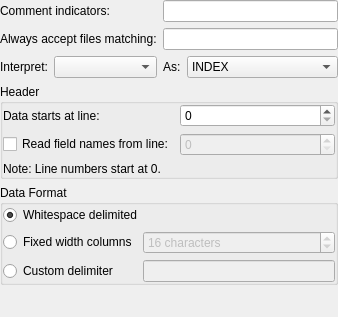
Above: src/datasources/ascii/asciiconfig.ui from Kst-plot/kst before the change. Below: the same form after it.
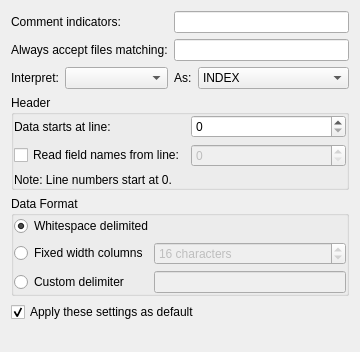
That is the form after the change.

Commit message: Add reworked config saving for ascii plugin including global default flag / setting. Fix loading of .kst with ascii settings when file information is not in settings.

The edit to the form file:
```diff
--- a/src/datasources/ascii/asciiconfig.ui
+++ b/src/datasources/ascii/asciiconfig.ui
@@ -1,32 +1,20 @@
 <ui version="4.0" >
  <class>AsciiConfig</class>
- <widget class="QWidget" name="AsciiConfig" >
-  <property name="geometry" >
+ <widget class="QWidget" name="AsciiConfig">
+  <property name="geometry">
    <rect>
     <x>0</x>
     <y>0</y>
-    <width>338</width>
-    <height>317</height>
+    <width>356</width>
+    <height>352</height>
    </rect>
   </property>
-  <layout class="QVBoxLayout" >
-   <property name="leftMargin" >
-    <number>0</number>
-   </property>
-   <property name="topMargin" >
-    <number>0</number>
-   </property>
-   <property name="rightMargin" >
-    <number>0</number>
-   </property>
-   <property name="bottomMargin" >
-    <number>0</number>
-   </property>
+  <layout class="QVBoxLayout" name="verticalLayout">
    <item>
-    <layout class="QGridLayout" >
-     <item row="0" column="0" >
-      <widget class="QLabel" name="textLabel1" >
-       <property name="text" >
+    <layout class="QGridLayout">
+     <item row="0" column="0">
+      <widget class="QLabel" name="textLabel1">
+       <property name="text">
         <string>Comment indicators:</string>
        </property>
        <property name="wordWrap" >
@@ -37,12 +25,12 @@
        </property>
       </widget>
      </item>
-     <item row="0" column="1" >
-      <widget class="QLineEdit" name="_delimiters" />
+     <item row="0" column="1">
+      <widget class="QLineEdit" name="_delimiters"/>
      </item>
-     <item row="1" column="0" >
-      <widget class="QLabel" name="textLabel1_2" >
-       <property name="text" >
+     <item row="1" column="0">
+      <widget class="QLabel" name="textLabel1_2">
+       <property name="text">
         <string>Always accept files matching:</string>
        </property>
        <property name="wordWrap" >
@@ -50,14 +38,14 @@
        </property>
       </widget>
      </item>
-     <item row="1" column="1" >
-      <widget class="QLineEdit" name="_fileNamePattern" />
+     <item row="1" column="1">
+      <widget class="QLineEdit" name="_fileNamePattern"/>
      </item>
-     <item row="2" column="0" >
-      <layout class="QHBoxLayout" >
+     <item row="2" column="0">
+      <layout class="QHBoxLayout">
        <item>
-        <widget class="QLabel" name="_indexVectorLabel" >
-         <property name="text" >
+        <widget class="QLabel" name="_indexVectorLabel">
+         <property name="text">
           <string>Interpret:</string>
          </property>
          <property name="wordWrap" >
@@ -69,9 +57,9 @@
         </widget>
        </item>
        <item>
-        <widget class="QComboBox" name="_indexVector" >
-         <property name="sizePolicy" >
-          <sizepolicy vsizetype="Fixed" hsizetype="Minimum" >
+        <widget class="QComboBox" name="_indexVector">
+         <property name="sizePolicy">
+          <sizepolicy hsizetype="Minimum" vsizetype="Fixed">
            <horstretch>1</horstretch>
            <verstretch>0</verstretch>
           </sizepolicy>
@@ -80,11 +68,11 @@
        </item>
       </layout>
      </item>
-     <item row="2" column="1" >
-      <layout class="QHBoxLayout" >
+     <item row="2" column="1">
+      <layout class="QHBoxLayout">
        <item>
-        <widget class="QLabel" name="_indexTypeLabel" >
-         <property name="text" >
+        <widget class="QLabel" name="_indexTypeLabel">
+         <property name="text">
           <string>As:</string>
          </property>
          <property name="wordWrap" >
@@ -96,9 +84,9 @@
         </widget>
        </item>
        <item>
-        <widget class="QComboBox" name="_indexType" >
-         <property name="sizePolicy" >
-          <sizepolicy vsizetype="Fixed" hsizetype="Minimum" >
+        <widget class="QComboBox" name="_indexType">
+         <property name="sizePolicy">
+          <sizepolicy hsizetype="Minimum" vsizetype="Fixed">
            <horstretch>1</horstretch>
            <verstretch>0</verstretch>
           </sizepolicy>
@@ -125,29 +113,20 @@
     </layout>
    </item>
    <item>
-    <widget class="QGroupBox" name="buttonGroup2" >
-     <property name="title" >
+    <widget class="QGroupBox" name="buttonGroup2">
+     <property name="title">
       <string>Header</string>
      </property>
-     <layout class="QHBoxLayout" >
-      <property name="leftMargin" >
-       <number>0</number>
-      </property>
-      <property name="topMargin" >
-       <number>0</number>
-      </property>
-      <property name="rightMargin" >
-       <number>0</number>
-      </property>
-      <property name="bottomMargin" >
+     <layout class="QHBoxLayout">
+      <property name="margin">
        <number>0</number>
       </property>
       <item>
-       <layout class="QGridLayout" >
-        <item row="0" column="0" >
-         <widget class="QLabel" name="textLabel1_3" >
-          <property name="sizePolicy" >
-           <sizepolicy vsizetype="Preferred" hsizetype="Preferred" >
+       <layout class="QGridLayout">
+        <item row="0" column="0">
+         <widget class="QLabel" name="textLabel1_3">
+          <property name="sizePolicy">
+           <sizepolicy hsizetype="Preferred" vsizetype="Preferred">
             <horstretch>3</horstretch>
             <verstretch>0</verstretch>
            </sizepolicy>
@@ -163,10 +142,10 @@
           </property>
          </widget>
         </item>
-        <item row="0" column="1" >
-         <widget class="QSpinBox" name="_startLine" >
-          <property name="sizePolicy" >
-           <sizepolicy vsizetype="Fixed" hsizetype="Minimum" >
+        <item row="0" column="1">
+         <widget class="QSpinBox" name="_startLine">
+          <property name="sizePolicy">
+           <sizepolicy hsizetype="Minimum" vsizetype="Fixed">
             <horstretch>2</horstretch>
             <verstretch>0</verstretch>
            </sizepolicy>
@@ -176,16 +155,16 @@
           </property>
          </widget>
         </item>
-        <item row="1" column="0" >
-         <widget class="QCheckBox" name="_readFields" >
-          <property name="text" >
+        <item row="1" column="0">
+         <widget class="QCheckBox" name="_readFields">
+          <property name="text">
            <string>Read field names from line:</string>
           </property>
          </widget>
         </item>
-        <item row="1" column="1" >
-         <widget class="QSpinBox" name="_fieldsLine" >
-          <property name="enabled" >
+        <item row="1" column="1">
+         <widget class="QSpinBox" name="_fieldsLine">
+          <property name="enabled">
            <bool>false</bool>
           </property>
           <property name="sizePolicy" >
@@ -199,10 +178,10 @@
           </property>
          </widget>
         </item>
-        <item row="2" column="0" colspan="2" >
-         <widget class="QLabel" name="textLabel1_9" >
-          <property name="sizePolicy" >
-           <sizepolicy vsizetype="Preferred" hsizetype="Preferred" >
+        <item row="2" column="0" colspan="2">
+         <widget class="QLabel" name="textLabel1_9">
+          <property name="sizePolicy">
+           <sizepolicy hsizetype="Preferred" vsizetype="Preferred">
             <horstretch>3</horstretch>
             <verstretch>0</verstretch>
            </sizepolicy>
@@ -221,28 +200,19 @@
     </widget>
    </item>
    <item>
-    <widget class="QGroupBox" name="buttonGroup1" >
-     <property name="title" >
+    <widget class="QGroupBox" name="buttonGroup1">
+     <property name="title">
       <string>Data Format</string>
      </property>
-     <layout class="QHBoxLayout" >
-      <property name="leftMargin" >
-       <number>0</number>
-      </property>
-      <property name="topMargin" >
-       <number>0</number>
-      </property>
-      <property name="rightMargin" >
-       <number>0</number>
-      </property>
-      <property name="bottomMargin" >
+     <layout class="QHBoxLayout">
+      <property name="margin">
        <number>0</number>
       </property>
       <item>
-       <layout class="QGridLayout" >
-        <item row="0" column="0" colspan="2" >
-         <widget class="QRadioButton" name="_whitespace" >
-          <property name="text" >
+       <layout class="QGridLayout">
+        <item row="0" column="0" colspan="2">
+         <widget class="QRadioButton" name="_whitespace">
+          <property name="text">
            <string>Whitespace delimited</string>
           </property>
           <property name="checked" >
@@ -250,16 +220,16 @@
           </property>
          </widget>
         </item>
-        <item row="1" column="0" >
-         <widget class="QRadioButton" name="_fixed" >
-          <property name="text" >
+        <item row="1" column="0">
+         <widget class="QRadioButton" name="_fixed">
+          <property name="text">
            <string>Fixed width columns</string>
           </property>
          </widget>
         </item>
-        <item row="1" column="1" >
-         <widget class="QSpinBox" name="_columnWidth" >
-          <property name="enabled" >
+        <item row="1" column="1">
+         <widget class="QSpinBox" name="_columnWidth">
+          <property name="enabled">
            <bool>false</bool>
           </property>
           <property name="suffix" >
@@ -273,16 +243,16 @@
           </property>
          </widget>
         </item>
-        <item row="2" column="0" >
-         <widget class="QRadioButton" name="_custom" >
-          <property name="text" >
+        <item row="2" column="0">
+         <widget class="QRadioButton" name="_custom">
+          <property name="text">
            <string>Custom delimiter</string>
           </property>
          </widget>
         </item>
-        <item row="2" column="1" >
-         <widget class="QLineEdit" name="_columnDelimiter" >
-          <property name="enabled" >
+        <item row="2" column="1">
+         <widget class="QLineEdit" name="_columnDelimiter">
+          <property name="enabled">
            <bool>false</bool>
           </property>
          </widget>
@@ -292,6 +262,16 @@
      </layout>
     </widget>
    </item>
+   <item>
+    <widget class="QCheckBox" name="_applyDefault">
+     <property name="text">
+      <string>Apply these settings as default</string>
+     </property>
+     <property name="checked">
+      <bool>true</bool>
+     </property>
+    </widget>
+   </item>
    <item>
     <spacer>
      <property name="orientation" >
@@ -310,7 +290,7 @@
    </item>
   </layout>
  </widget>
- <layoutdefault spacing="6" margin="11" />
+ <layoutdefault spacing="6" margin="11"/>
  <pixmapfunction>qPixmapFromMimeSource</pixmapfunction>
  <tabstops>
   <tabstop>_delimiters</tabstop>
```
Left out of the diff: 67 changed lines with no effect on the pictures. The commit also changes 1 other file.
